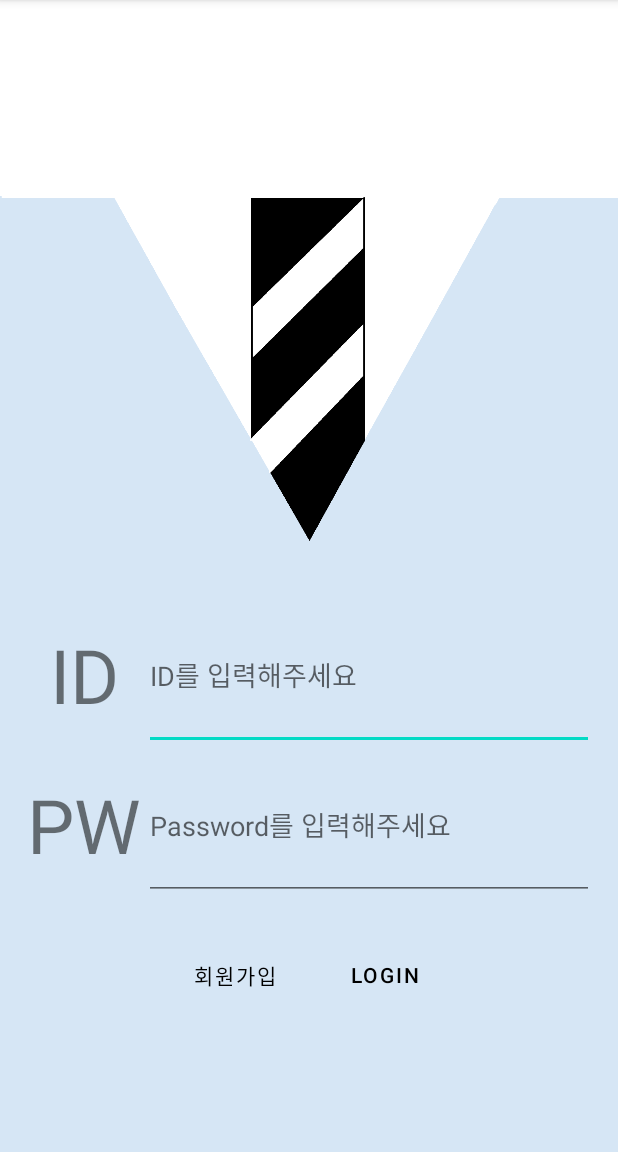
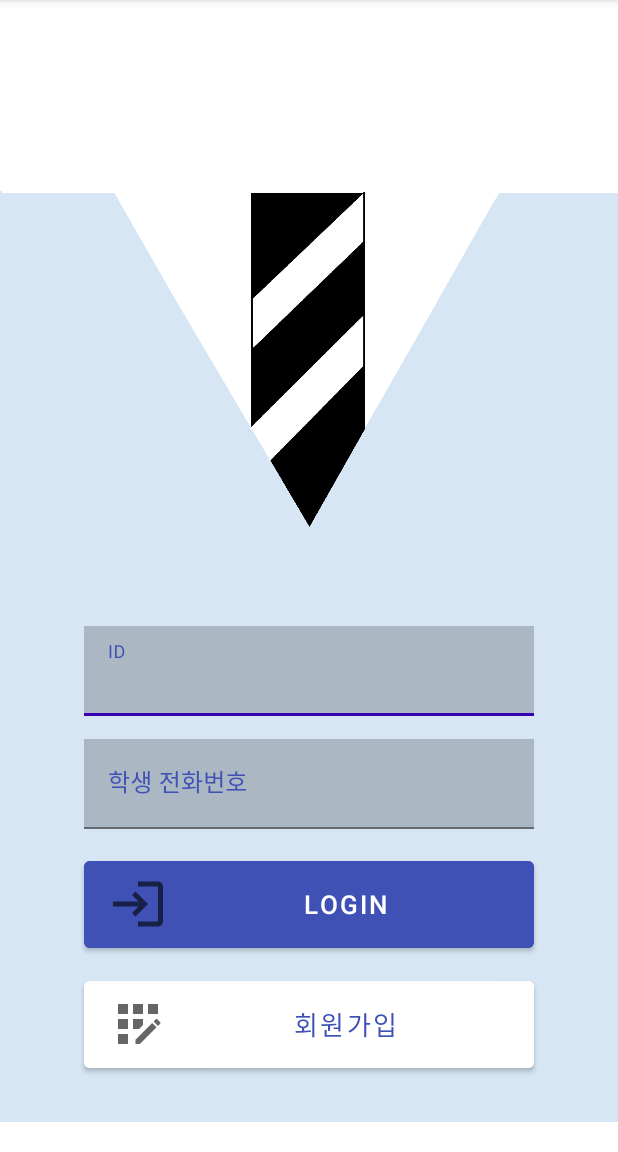
Before and after one commit to ycisw/Capstone_Design, an Android app: the MainActivity screen opened directly, with no data from a screen before it, on a phone screen of 412 x 824 dp, the part 84-1236 px from its top. Run offline under Robolectric (Android 15) with nearby library versions, the phone set to English and light mode, and no system bars.

Commit message:
시작 홈페이지/강사 로그인 화면 디자인

```diff
--- a/app/build.gradle
+++ b/app/build.gradle
@@ -46,7 +46,7 @@ dependencies {
     implementation 'com.squareup.okhttp3:logging-interceptor:4.9.0'
     implementation 'com.squareup.okhttp3:okhttp-urlconnection:4.9.0'
     implementation 'com.squareup.okhttp3:logging-interceptor:4.2.1'
-
+    implementation 'com.google.android.material:material:1.6.1'
     testImplementation 'junit:junit:4.13.2'
     androidTestImplementation 'androidx.test.ext:junit:1.1.3'
     androidTestImplementation 'androidx.test.espresso:espresso-core:3.4.0'
--- a/app/src/main/java/com/example/capstonedesign/MainActivity.java
+++ b/app/src/main/java/com/example/capstonedesign/MainActivity.java
@@ -1,7 +1,6 @@
 package com.example.capstonedesign;
 
 import androidx.appcompat.app.AppCompatActivity;
-
 import android.content.Intent;
 import android.os.Bundle;
 import android.widget.Button;
@@ -12,6 +11,8 @@ import com.example.capstonedesign.server.domain.attendance.AttendanceStudentResu
 import com.example.capstonedesign.server.domain.login.LoginForm;
 import com.example.capstonedesign.server.domain.network.NetworkLogic;
 import com.example.capstonedesign.server.service.LoginService;
+import com.google.android.material.textfield.TextInputEditText;
+import com.google.android.material.textfield.TextInputLayout;
 import com.google.gson.Gson;
 import com.google.gson.GsonBuilder;
 
@@ -23,8 +24,8 @@ public class MainActivity extends AppCompatActivity {
         super.onCreate(savedInstanceState);
         setContentView(R.layout.activity_main);
 
-        EditText id = findViewById(R.id.name);
-        EditText pw = findViewById(R.id.password);
+        TextInputEditText id = findViewById(R.id.name);
+        TextInputEditText pw = findViewById(R.id.password);
         Button loginButton = findViewById(R.id.login);
         Button registerButton = findViewById(R.id.register);
 
--- a/app/src/main/java/com/example/capstonedesign/startPage.java
+++ b/app/src/main/java/com/example/capstonedesign/startPage.java
@@ -5,7 +5,7 @@ import androidx.appcompat.app.AppCompatActivity;
 import android.content.Intent;
 import android.os.Bundle;
 import android.widget.Button;
-import android.widget.ImageButton;
+
 
 public class startPage extends AppCompatActivity {
 
@@ -13,8 +13,6 @@ public class startPage extends AppCompatActivity {
     protected void onCreate(Bundle savedInstanceState) {
         super.onCreate(savedInstanceState);
         setContentView(R.layout.activity_start_page);
-//        startActivity(new Intent(startPage.this,Sub2.class));
-
         Button parents =findViewById(R.id.parents);
         Button teacher =findViewById(R.id.teacher);
 
--- /dev/null
+++ b/app/src/main/res/drawable/login.xml
@@ -0,0 +1,11 @@
+<vector xmlns:android="http://schemas.android.com/apk/res/android"
+    android:width="40dp"
+    android:height="40dp"
+    android:viewportWidth="24"
+    android:viewportHeight="24"
+    android:tint="?attr/colorControlNormal"
+    android:autoMirrored="true">
+  <path
+      android:fillColor="@android:color/white"
+      android:pathData="M11,7L9.6,8.4l2.6,2.6H2v2h10.2l-2.6,2.6L11,17l5,-5L11,7zM20,19h-8v2h8c1.1,0 2,-0.9 2,-2V5c0,-1.1 -0.9,-2 -2,-2h-8v2h8V19z"/>
+</vector>
--- /dev/null
+++ b/app/src/main/res/drawable/parents_icon.xml
@@ -0,0 +1,10 @@
+<vector xmlns:android="http://schemas.android.com/apk/res/android"
+    android:width="40dp"
+    android:height="40dp"
+    android:viewportWidth="24"
+    android:viewportHeight="24"
+    android:tint="?attr/colorControlNormal">
+  <path
+      android:fillColor="@android:color/white"
+      android:pathData="M16,4c0,-1.11 0.89,-2 2,-2s2,0.89 2,2s-0.89,2 -2,2S16,5.11 16,4zM20,22v-6h2.5l-2.54,-7.63C19.68,7.55 18.92,7 18.06,7h-0.12c-0.86,0 -1.63,0.55 -1.9,1.37l-0.86,2.58C16.26,11.55 17,12.68 17,14v8H20zM12.5,11.5c0.83,0 1.5,-0.67 1.5,-1.5s-0.67,-1.5 -1.5,-1.5S11,9.17 11,10S11.67,11.5 12.5,11.5zM5.5,6c1.11,0 2,-0.89 2,-2s-0.89,-2 -2,-2s-2,0.89 -2,2S4.39,6 5.5,6zM7.5,22v-7H9V9c0,-1.1 -0.9,-2 -2,-2H4C2.9,7 2,7.9 2,9v6h1.5v7H7.5zM14,22v-4h1v-4c0,-0.82 -0.68,-1.5 -1.5,-1.5h-2c-0.82,0 -1.5,0.68 -1.5,1.5v4h1v4H14z"/>
+</vector>
--- /dev/null
+++ b/app/src/main/res/drawable/register.xml
@@ -0,0 +1,31 @@
+<vector xmlns:android="http://schemas.android.com/apk/res/android"
+    android:width="40dp"
+    android:height="40dp"
+    android:viewportWidth="24"
+    android:viewportHeight="24"
+    android:tint="?attr/colorControlNormal">
+  <path
+      android:fillColor="@android:color/white"
+      android:pathData="M10,4h4v4h-4z"/>
+  <path
+      android:fillColor="@android:color/white"
+      android:pathData="M4,16h4v4h-4z"/>
+  <path
+      android:fillColor="@android:color/white"
+      android:pathData="M4,10h4v4h-4z"/>
+  <path
+      android:fillColor="@android:color/white"
+      android:pathData="M4,4h4v4h-4z"/>
+  <path
+      android:fillColor="@android:color/white"
+      android:pathData="M14,12.42l0,-2.42l-4,0l0,4l2.42,0z"/>
+  <path
+      android:fillColor="@android:color/white"
+      android:pathData="M20.88,11.29l-1.17,-1.17c-0.16,-0.16 -0.42,-0.16 -0.58,0L18.25,11L20,12.75l0.88,-0.88C21.04,11.71 21.04,11.45 20.88,11.29z"/>
+  <path
+      android:fillColor="@android:color/white"
+      android:pathData="M11,18.25l0,1.75l1.75,0l6.67,-6.67l-1.75,-1.75z"/>
+  <path
+      android:fillColor="@android:color/white"
+      android:pathData="M16,4h4v4h-4z"/>
+</vector>
--- a/app/src/main/res/layout/activity_main.xml
+++ b/app/src/main/res/layout/activity_main.xml
@@ -3,76 +3,85 @@
     xmlns:app="http://schemas.android.com/apk/res-auto"
     xmlns:tools="http://schemas.android.com/tools"
     android:layout_width="match_parent"
+    android:gravity="bottom"
     android:orientation="vertical"
     android:background="@drawable/back"
     android:layout_height="match_parent"
+    android:layout_marginBottom="20dp"
     tools:context=".MainActivity">
 
-    <TextView
-        android:layout_width="wrap_content"
-        android:layout_height="400dp"/>
 
+<LinearLayout
+    android:gravity="top"
+    android:layout_marginBottom="30dp"
+    android:layout_gravity="center"
+    android:layout_width="400dp"
+    android:layout_height="350dp"
+    android:orientation="vertical">
     <LinearLayout
+        android:layout_gravity="bottom"
         android:layout_width="match_parent"
-        android:layout_height="100dp"
+        android:layout_height="400dp"
         android:gravity="center"
-        android:orientation="horizontal">
+        android:orientation="vertical">
 
-        <TextView
-            android:layout_width="80dp"
-            android:layout_height="100dp"
-            android:gravity="center"
-            android:text="ID"
-            android:textSize="50dp" />
 
-        <EditText
-            android:id="@+id/name"
+        <com.google.android.material.textfield.TextInputLayout
+            app:boxStrokeColor="@color/purple_700"
+            android:layout_marginBottom="5dp"
             android:layout_width="300dp"
-            android:layout_height="100dp"
-            android:hint="ID를 입력해주세요"/>
-        </LinearLayout>
+            app:hintTextColor="#3F51B5"
+            android:layout_height="70dp"
+            android:hint="ID"
+            android:textColorHint="#3F51B5">
 
-        <LinearLayout
-            android:layout_width="match_parent"
-            android:layout_height="100dp"
-            android:gravity="center"
-            android:orientation="horizontal">
+            <com.google.android.material.textfield.TextInputEditText
 
-            <TextView
-                android:layout_width="80dp"
-                android:layout_height="100dp"
-                android:text="PW"
-                android:gravity="center"
-                android:textSize="50dp" />
+                android:id="@+id/name"
+                android:background="#33000000"
+                android:layout_width="300dp"
+                android:layout_height="60dp"/>
+        </com.google.android.material.textfield.TextInputLayout>
 
-            <EditText
-                android:id="@+id/password"
-            android:layout_width="300dp"
-            android:layout_height="100dp"
-                android:hint="Password를 입력해주세요"/>
-    </LinearLayout>
+            <com.google.android.material.textfield.TextInputLayout
+                android:layout_width="300dp"
+                android:layout_height="70dp"
+                android:textColorHint="#3F51B5"
+                app:hintTextColor="#3F51B5"
+                android:hint="학생 전화번호">
+                <com.google.android.material.textfield.TextInputEditText
+                    android:id="@+id/password"
+                    android:background="#33000000"
+                    android:layout_width="300dp"
+                    android:layout_height="60dp" />
+            </com.google.android.material.textfield.TextInputLayout>
 
-    <LinearLayout
-        android:layout_width="match_parent"
-        android:layout_height="100dp"
-        android:layout_gravity="center"
-        android:gravity="center"
-        android:orientation="horizontal">
 
         <Button
-            android:id="@+id/register"
-            android:layout_width="100dp"
-            android:layout_height="wrap_content"
-            android:text="회원가입"
-            android:textColor="@color/black"
-            android:background="#00ff0000" />
+            android:drawableLeft="@drawable/login"
+            android:layout_marginTop="5dp"
+            android:textSize="17dp"
+            android:textAlignment="center"
+            android:backgroundTint="#3F51B5"
+            android:id="@+id/login"
+            android:layout_width="300dp"
+            android:layout_height="70dp"
+            android:text="Login"
+            android:textColor="@color/white"
+            />
 
         <Button
-            android:id="@+id/login"
-            android:layout_width="100dp"
-            android:layout_height="wrap_content"
-            android:text="Login"
-            android:textColor="@color/black"
-            android:background="#00ff0000" />
+            android:drawableLeft="@drawable/register"
+            android:layout_marginTop="10dp"
+            android:textSize="17dp"
+            android:textAlignment="center"
+            android:backgroundTint="@color/white"
+            android:id="@+id/register"
+            android:layout_width="300dp"
+            android:layout_height="70dp"
+            android:text="회원가입"
+            android:textColor="#3F51B5"
+             />
     </LinearLayout>
 </LinearLayout>
+</LinearLayout>
--- a/app/src/main/res/layout/activity_start_page.xml
+++ b/app/src/main/res/layout/activity_start_page.xml
@@ -18,39 +18,47 @@
         android:textAlignment="center"
         android:textSize="50sp" />
 
+    <LinearLayout
+        android:layout_width="wrap_content"
+        android:layout_height="411dp"
+        android:layout_gravity="center"
+        android:gravity="bottom"
+        android:orientation="vertical">
 
         <LinearLayout
-        android:layout_marginTop="300dp"
             android:layout_width="wrap_content"
             android:layout_height="wrap_content"
-        android:layout_gravity="bottom|center"
+            android:layout_gravity="center"
+            android:gravity="bottom"
             android:orientation="vertical">
 
 
             <Button
+                android:backgroundTint="#3F51B5"
                 android:id="@+id/parents"
                 android:layout_width="230dp"
                 android:layout_height="70dp"
                 android:layout_gravity="center"
-            android:layout_marginBottom="10dp"
-            android:drawableLeft="@drawable/person2"
+                android:layout_marginBottom="5dp"
+                android:drawableLeft="@drawable/parents_icon"
                 android:text="부모 로그인"
                 android:textAlignment="center"
-            android:textColor="@color/black"
-            android:textSize="25sp" />
+                android:textColor="@color/white"
+                android:textSize="23sp" />
 
 
             <Button
+                android:backgroundTint="#FF9800"
                 android:id="@+id/teacher"
                 android:layout_width="230dp"
                 android:layout_height="70dp"
                 android:layout_gravity="center"
-            android:layout_marginTop="10dp"
                 android:drawableLeft="@drawable/person2"
                 android:text="강사 로그인"
                 android:textAlignment="center"
                 android:textColor="@color/black"
-            android:textSize="25sp" />
+                android:textSize="23sp" />
+        </LinearLayout>
     </LinearLayout>
 
 </LinearLayout>
```
Also changed, not shown: app/src/main/res/drawable-v24/parent_account.png (deleted), app/src/main/res/drawable/parents.jpeg (deleted). Lines whose indentation alone changed are shown as unchanged.
